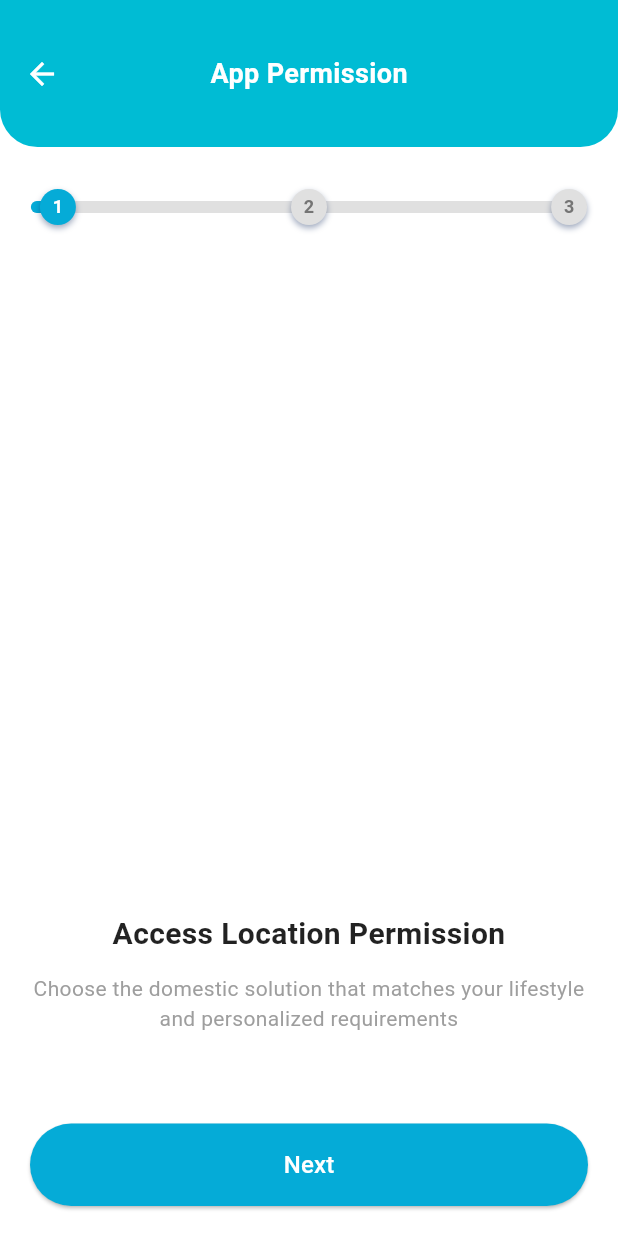
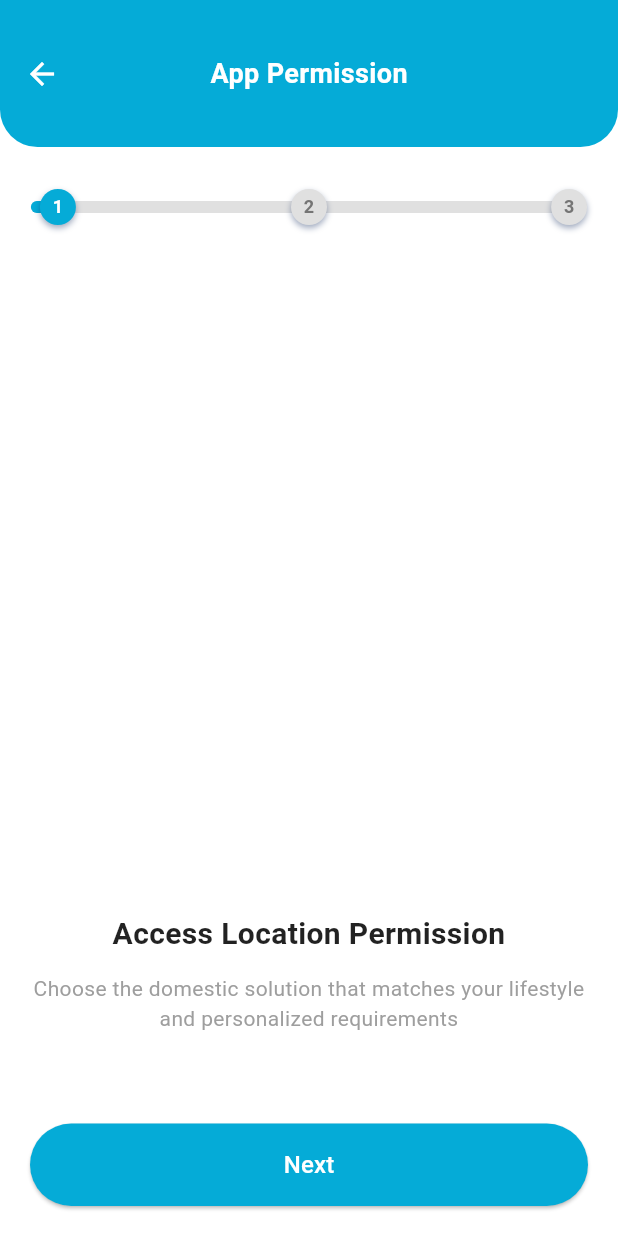
Before and after one commit to LinaMassoud/driver, a Flutter app: the PermissionStepsScreen screen opened by its route, on a phone screen of 412 x 824 dp. Run offline on Flutter 3.47's test engine with Material 3 defaults, Android fonts, the phone set to English and light mode, and no system bars; our stand-ins replace flutter_riverpod, flutter_secure_storage, flutter_svg, geolocator, permission_handler; missing offline and left inert: map_launcher; accounts and stored records are empty; project files that could hold a hidden picture were left out.

Commit message:
colorPermissions

```diff
--- a/lib/screens/permissions.dart
+++ b/lib/screens/permissions.dart
@@ -140,7 +140,7 @@ class _PermissionStepsScreenState extends State<PermissionStepsScreen> {
           right: 16,
         ),
               decoration: const BoxDecoration(
-                color: Color(0xFF00BCD4),
+                color: Color(0xFF05ABD7),
                 borderRadius: BorderRadius.only(
                   bottomLeft: Radius.circular(25),
                   bottomRight: Radius.circular(25),
```
